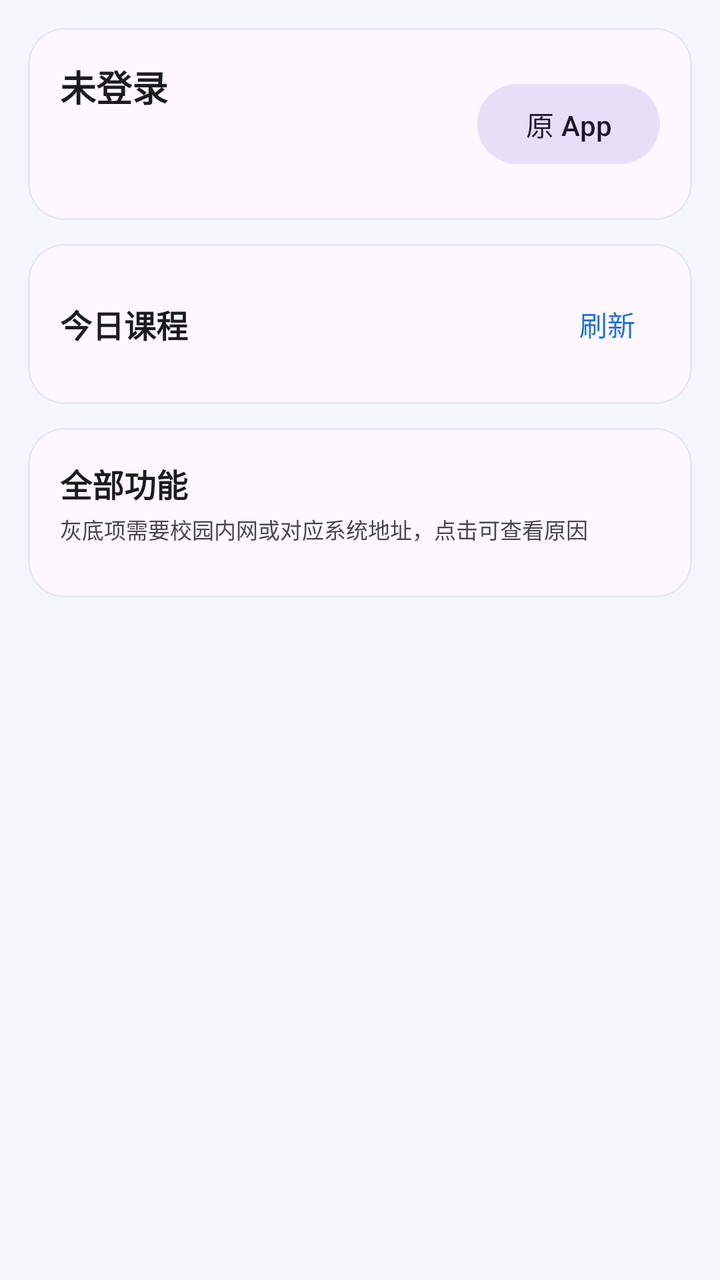
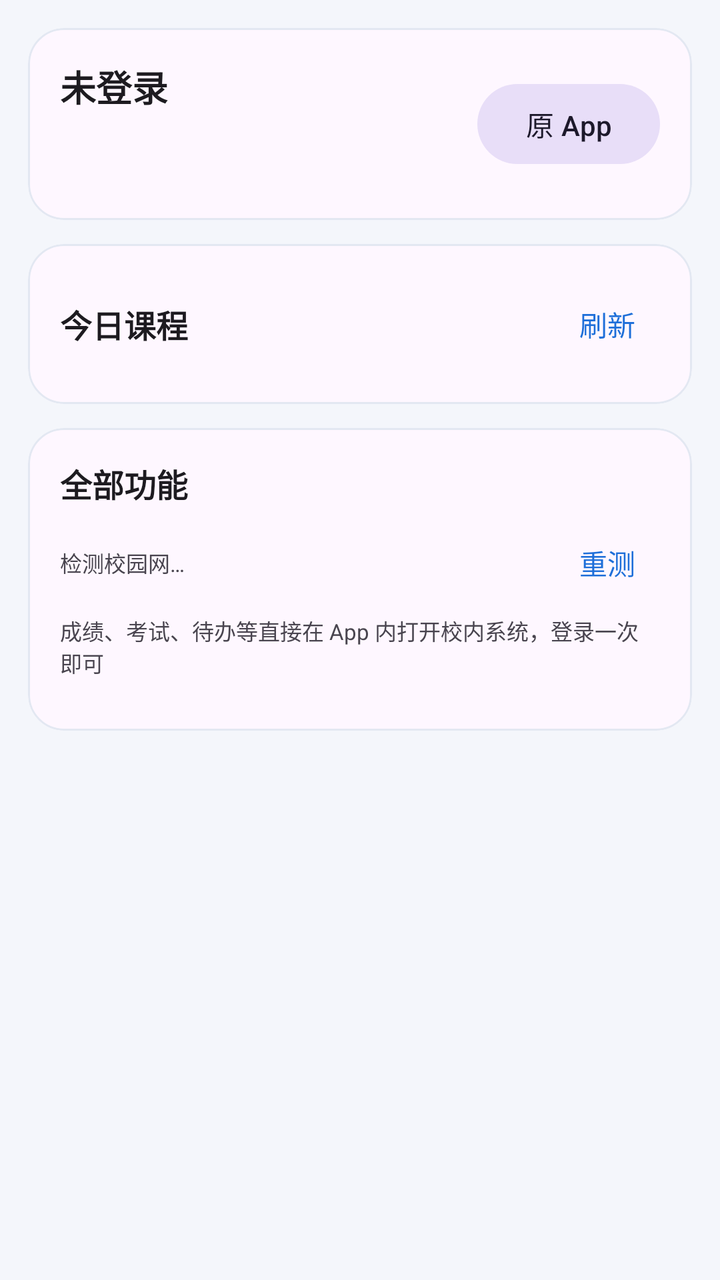

Screens rendered from an Android XML layout before and after an edit, with the pre-edit source and the edit as a unified diff.
<!-- AndroidManifest.xml: application theme Theme.CampusHub -->
<!-- res/layout/view_campus.xml -->
<?xml version="1.0" encoding="utf-8"?>
<LinearLayout xmlns:android="http://schemas.android.com/apk/res/android"
    xmlns:app="http://schemas.android.com/apk/res-auto"
    android:layout_width="match_parent"
    android:layout_height="match_parent"
    android:orientation="vertical">

    <androidx.core.widget.NestedScrollView
        android:layout_width="match_parent"
        android:layout_height="0dp"
        android:layout_weight="1"
        android:clipToPadding="false"
        android:paddingHorizontal="14dp"
        android:paddingBottom="16dp">

        <LinearLayout
            android:layout_width="match_parent"
            android:layout_height="wrap_content"
            android:orientation="vertical"
            android:paddingTop="14dp">

            
            <com.google.android.material.card.MaterialCardView
                android:layout_width="match_parent"
                android:layout_height="wrap_content"
                android:layout_marginBottom="12dp"
                app:cardCornerRadius="18dp"
                app:cardElevation="0dp"
                app:strokeColor="@color/card_stroke"
                app:strokeWidth="1dp">

                <LinearLayout
                    android:layout_width="match_parent"
                    android:layout_height="wrap_content"
                    android:gravity="center_vertical"
                    android:orientation="horizontal"
                    android:padding="16dp">

                    <LinearLayout
                        android:layout_width="0dp"
                        android:layout_height="wrap_content"
                        android:layout_weight="1"
                        android:orientation="vertical">

                        <TextView
                            android:id="@+id/tvCampusUser"
                            android:layout_width="wrap_content"
                            android:layout_height="wrap_content"
                            android:text="未登录"
                            android:textColor="?android:attr/textColorPrimary"
                            android:textSize="18sp"
                            android:textStyle="bold" />

                        <TextView
                            android:id="@+id/tvCampusMeta"
                            android:layout_width="wrap_content"
                            android:layout_height="wrap_content"
                            android:layout_marginTop="3dp"
                            android:text=""
                            android:textColor="?android:attr/textColorSecondary"
                            android:textSize="12sp" />

                        <TextView
                            android:id="@+id/tvCampusSchool"
                            android:layout_width="wrap_content"
                            android:layout_height="wrap_content"
                            android:layout_marginTop="2dp"
                            android:text=""
                            android:textColor="?android:attr/textColorSecondary"
                            android:textSize="12sp" />
                    </LinearLayout>

                    <com.google.android.material.button.MaterialButton
                        android:id="@+id/btnOpenApp"
                        style="@style/CampusHub.Button.Tonal"
                        android:layout_width="wrap_content"
                        android:layout_height="wrap_content"
                        android:text="原 App" />
                </LinearLayout>
            </com.google.android.material.card.MaterialCardView>

            
            <com.google.android.material.card.MaterialCardView
                android:layout_width="match_parent"
                android:layout_height="wrap_content"
                android:layout_marginBottom="12dp"
                app:cardCornerRadius="18dp"
                app:cardElevation="0dp"
                app:strokeColor="@color/card_stroke"
                app:strokeWidth="1dp">

                <LinearLayout
                    android:layout_width="match_parent"
                    android:layout_height="wrap_content"
                    android:orientation="vertical"
                    android:padding="16dp">

                    <LinearLayout
                        android:layout_width="match_parent"
                        android:layout_height="wrap_content"
                        android:gravity="center_vertical"
                        android:orientation="horizontal">

                        <TextView
                            style="@style/CardTitle"
                            android:layout_width="0dp"
                            android:layout_weight="1"
                            android:text="今日课程" />

                        <com.google.android.material.button.MaterialButton
                            android:id="@+id/btnCampusRefresh"
                            style="@style/CampusHub.Button.Text"
                            android:layout_width="wrap_content"
                            android:layout_height="wrap_content"
                            android:minWidth="0dp"
                            android:text="@string/action_refresh" />
                    </LinearLayout>

                    <TextView
                        android:id="@+id/tvCampusStatus"
                        android:layout_width="match_parent"
                        android:layout_height="wrap_content"
                        android:layout_marginTop="6dp"
                        android:text=""
                        android:textColor="@color/danger"
                        android:textSize="12sp"
                        android:visibility="gone" />

                    <LinearLayout
                        android:id="@+id/llCampusCourses"
                        android:layout_width="match_parent"
                        android:layout_height="wrap_content"
                        android:orientation="vertical" />
                </LinearLayout>
            </com.google.android.material.card.MaterialCardView>

            
            <com.google.android.material.card.MaterialCardView
                android:layout_width="match_parent"
                android:layout_height="wrap_content"
                app:cardCornerRadius="18dp"
                app:cardElevation="0dp"
                app:strokeColor="@color/card_stroke"
                app:strokeWidth="1dp">

                <LinearLayout
                    android:layout_width="match_parent"
                    android:layout_height="wrap_content"
                    android:orientation="vertical"
                    android:padding="16dp">

                    <TextView
                        style="@style/CardTitle"
                        android:text="全部功能" />

                    <TextView
                        android:layout_width="match_parent"
                        android:layout_height="wrap_content"
                        android:layout_marginTop="3dp"
                        android:text="灰底项需要校园内网或对应系统地址，点击可查看原因"
                        android:textColor="?android:attr/textColorSecondary"
                        android:textSize="11sp" />

                    <LinearLayout
                        android:id="@+id/llModules"
                        android:layout_width="match_parent"
                        android:layout_height="wrap_content"
                        android:layout_marginTop="10dp"
                        android:orientation="vertical" />
                </LinearLayout>
            </com.google.android.material.card.MaterialCardView>
        </LinearLayout>
    </androidx.core.widget.NestedScrollView>
</LinearLayout>
<!-- resources referenced by this layout -->
<resources>
  <color name="card_stroke">#E3E8F2</color>
  <color name="danger">#C0392B</color>
  <string name="action_refresh">刷新</string>
  <style name="CampusHub.Button.Text" parent="Widget.MaterialComponents.Button.TextButton">
          <item name="android:textAllCaps">false</item>
      </style>
  <style name="CampusHub.Button.Tonal" parent="Widget.MaterialComponents.Button.OutlinedButton">
          <item name="android:textAllCaps">false</item>
      </style>
  <style name="CardTitle" parent="">
          <item name="android:layout_width">wrap_content</item>
          <item name="android:layout_height">wrap_content</item>
          <item name="android:textColor">?android:attr/textColorPrimary</item>
          <item name="android:textSize">16sp</item>
          <item name="android:textStyle">bold</item>
      </style>
  <style name="Theme.CampusHub" parent="Theme.MaterialComponents.DayNight.NoActionBar">
          <item name="colorPrimary">@color/brand</item>
          <item name="colorOnPrimary">@color/on_primary</item>
          <item name="colorSecondary">@color/brand</item>
          <item name="colorOnSecondary">@color/on_primary</item>
          <item name="android:statusBarColor">@color/status_bar</item>
          <item name="android:windowBackground">@color/window_bg</item>
      </style>
  <color name="brand">#1E6FD9</color>
  <color name="on_primary">#FFFFFF</color>
  <color name="status_bar">#0B4EA2</color>
  <color name="window_bg">#F4F6FB</color>
</resources>

<!-- the commit's change to res/layout/view_campus.xml (unified diff, before → after) -->
@@ -153,11 +153,36 @@
                         style="@style/CardTitle"
                         android:text="全部功能" />
 
+                    <LinearLayout
+                        android:layout_width="match_parent"
+                        android:layout_height="wrap_content"
+                        android:layout_marginTop="4dp"
+                        android:gravity="center_vertical"
+                        android:orientation="horizontal">
+
+                        <TextView
+                            android:id="@+id/tvNetState"
+                            android:layout_width="0dp"
+                            android:layout_height="wrap_content"
+                            android:layout_weight="1"
+                            android:text="检测校园网…"
+                            android:textColor="?android:attr/textColorSecondary"
+                            android:textSize="11sp" />
+
+                        <com.google.android.material.button.MaterialButton
+                            android:id="@+id/btnNetCheck"
+                            style="@style/CampusHub.Button.Text"
+                            android:layout_width="wrap_content"
+                            android:layout_height="wrap_content"
+                            android:minWidth="0dp"
+                            android:text="重测" />
+                    </LinearLayout>
+
                     <TextView
                         android:layout_width="match_parent"
                         android:layout_height="wrap_content"
-                        android:layout_marginTop="3dp"
-                        android:text="灰底项需要校园内网或对应系统地址，点击可查看原因"
+                        android:layout_marginTop="2dp"
+                        android:text="成绩、考试、待办等直接在 App 内打开校内系统，登录一次即可"
                         android:textColor="?android:attr/textColorSecondary"
                         android:textSize="11sp" />
 
